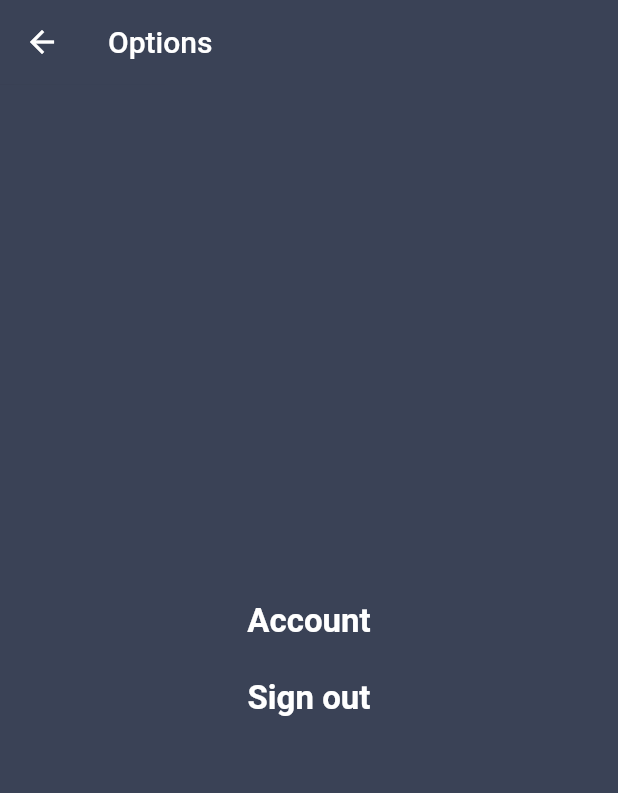
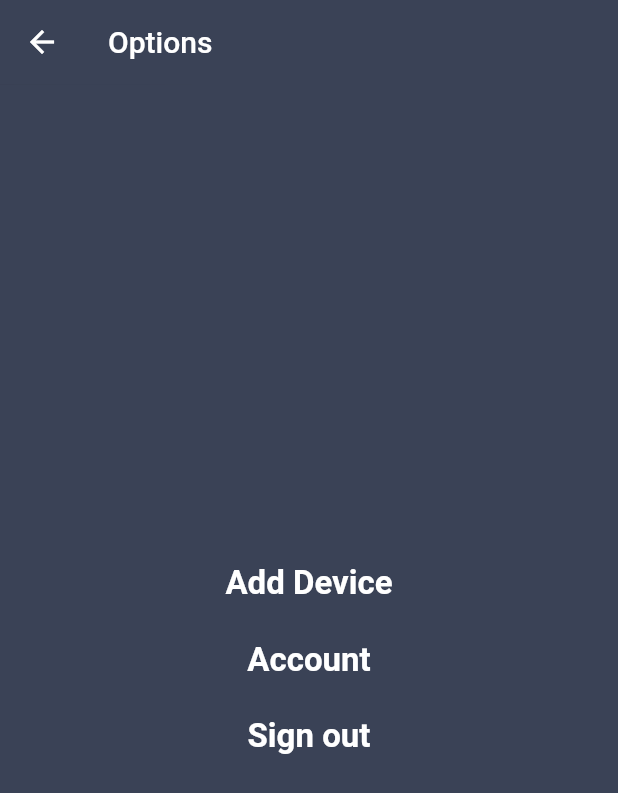
Before and after one commit to xamfy/automate_flutter, a Flutter app: the MyHomePage screen opened directly, after a tap on the "more vert" icon, on a phone screen of 412 x 824 dp. Shown: the top 793 px of the screen. Run offline on Flutter 3.47's test engine with Material 2 defaults, Android fonts, the phone set to English and light mode, and no system bars; our stand-ins replace cached_network_image, connectivity, firebase_auth, firebase_database, google_sign_in, shared_preferences; accounts and stored records are empty.

Commit message:
logged in user can now read and write data only to  devices connected to their account

```diff
--- a/lib/firebase_list_view.dart
+++ b/lib/firebase_list_view.dart
@@ -6,8 +6,8 @@ DatabaseReference mainReference = FirebaseDatabase.instance.reference();
 
 class FirebaseListView extends StatelessWidget {
   final documents;
-
-  FirebaseListView({this.documents});
+  final id;
+  FirebaseListView({this.documents, this.id});
 
   String _findIcon(title) {
     String a = "https://i.imgur.com/O774D8O.png";
@@ -53,6 +53,7 @@ class FirebaseListView extends StatelessWidget {
                 status = !status;
                 mainReference
                     .child('devices')
+                    .child(id)
                     .child(index.toString())
                     .set({"name": title, "status": status});
               },
@@ -92,6 +93,7 @@ class FirebaseListView extends StatelessWidget {
                       status = !status;
                       mainReference
                           .child('devices')
+                          .child(id)
                           .child(index.toString())
                           .set({"name": title, "status": status});
                     },
--- a/lib/home.dart
+++ b/lib/home.dart
@@ -4,6 +4,7 @@ import 'dart:async';
 // plugins
 import 'package:firebase_database/firebase_database.dart';
 import 'package:connectivity/connectivity.dart';
+import 'package:shared_preferences/shared_preferences.dart';
 
 //pages
 import 'firebase_list_view.dart';
@@ -21,6 +22,25 @@ class MyHomePage extends StatefulWidget {
 
 class _MyHomePageState extends State<MyHomePage> {
   String _connectionStatus;
+
+  SharedPreferences prefs;
+  String id = '';
+  String nickname = '';
+  String email = '';
+  String photoUrl = '';
+
+  void readLocal() async {
+    prefs = await SharedPreferences.getInstance();
+    id = prefs.getString('id');
+    nickname = prefs.getString('nickname');
+    email = prefs.getString('email');
+    photoUrl = prefs.getString('photoUrl');
+    print("photoUrl:" + photoUrl);
+    print("id: " + id);
+    // Force refresh input
+    setState(() {});
+  }
+
   StreamSubscription<ConnectivityResult> _connectionSubscription;
 
   // _snack() async {
@@ -43,6 +63,7 @@ class _MyHomePageState extends State<MyHomePage> {
   @override
   void initState() {
     super.initState();
+    readLocal();
     _connectionSubscription = Connectivity()
         .onConnectivityChanged
         .listen((ConnectivityResult result) {
@@ -120,13 +141,20 @@ class _MyHomePageState extends State<MyHomePage> {
       // bottomNavigationBar: _makeBottom(context),
       appBar: topAppBar(context),
       body: StreamBuilder<Event>(
-        stream: FirebaseDatabase.instance.reference().child('devices').onValue,
+        stream: FirebaseDatabase.instance
+            .reference()
+            .child('devices')
+            .child(id)
+            .onValue,
         builder: (BuildContext context, AsyncSnapshot<Event> event) {
           if (!event.hasData)
             return new Center(child: CircularProgressIndicator());
           // print(event.data.snapshot.value);
           // return Container();
-          return FirebaseListView(documents: event.data.snapshot.value);
+          return FirebaseListView(
+            documents: event.data.snapshot.value,
+            id: id,
+          );
         },
       ),
     );
--- a/lib/options.dart
+++ b/lib/options.dart
@@ -6,6 +6,7 @@ import 'account_page.dart';
 
 import 'google_auth.dart';
 import 'auth_provider.dart';
+import 'pages/add_device.dart';
 
 // final GoogleSignIn _googleSignIn = new GoogleSignIn();
 
@@ -49,6 +50,20 @@ class OptionsPage extends StatelessWidget {
         child: Column(
           mainAxisAlignment: MainAxisAlignment.center,
           children: <Widget>[
+            GestureDetector(
+              onTap: () {
+                Navigator.of(context).push(MaterialPageRoute(
+                    builder: (BuildContext context) => AddDevicePage()));
+              },
+              child: Text(
+                'Add Device',
+                style: TextStyle(
+                    fontSize: 22.0,
+                    color: Colors.white,
+                    fontWeight: FontWeight.bold),
+              ),
+            ),
+            SizedBox(height: 25.0),
             GestureDetector(
               onTap: () {
                 Navigator.of(context).push(MaterialPageRoute(
```
Also changed, not shown: lib/pages/add_device.dart (added, +17 -0 lines).
